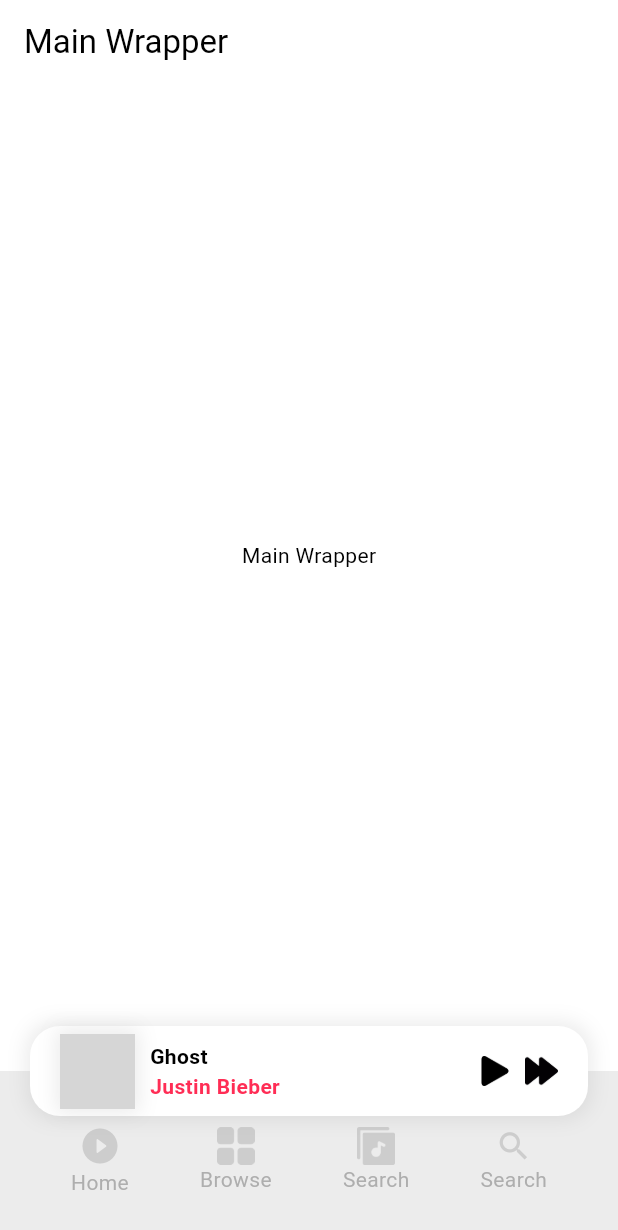
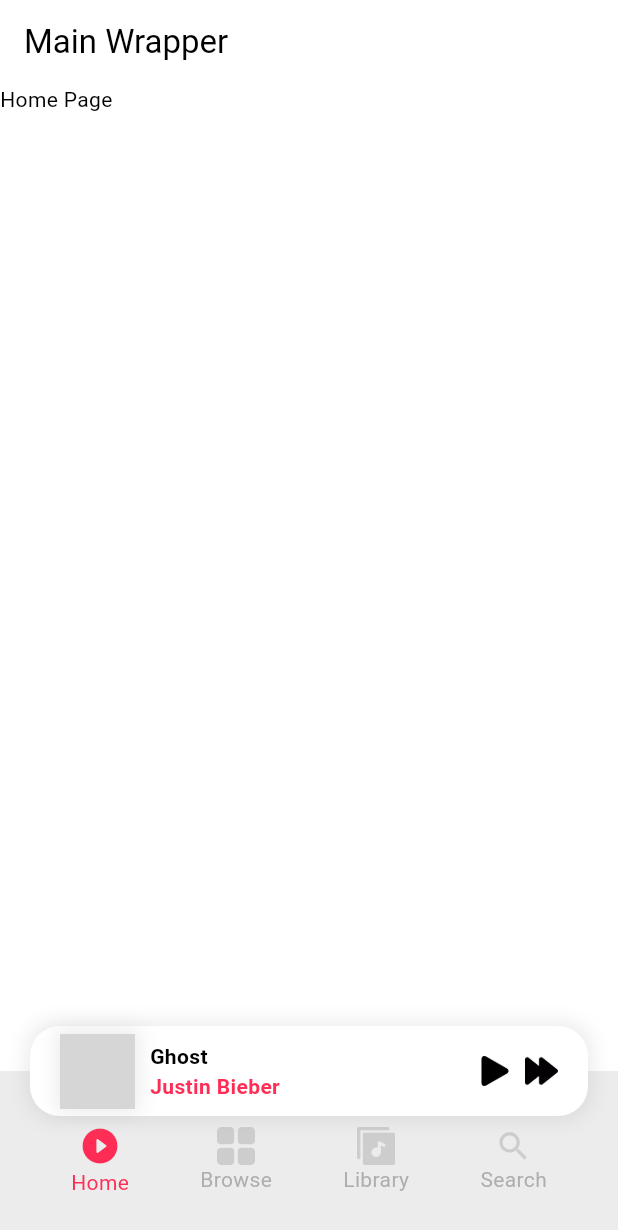
Before and after one commit to KhuongKayyyyy/sound_sphere, a Flutter app: the screen it shows after launch, on a phone screen of 412 x 824 dp. Shown: the top 1230 px of the screen. Run offline on Flutter 3.47's test engine with Material 3 defaults, Android fonts, the phone set to English and light mode, and no system bars; our stand-ins replace go_router; network calls fail; grey boxes are pictures that could not be loaded.

Commit message:
app navigation

```diff
--- /dev/null
+++ b/lib/core/router/app_navigation.dart
@@ -0,0 +1,90 @@
+import 'package:flutter/material.dart';
+import 'package:go_router/go_router.dart';
+import 'package:sound_sphere/core/router/routes.dart';
+import 'package:sound_sphere/presentation/views/browse/browse_page.dart';
+import 'package:sound_sphere/presentation/views/home/home_page.dart';
+import 'package:sound_sphere/presentation/views/library/library_page.dart';
+import 'package:sound_sphere/presentation/views/main_wrapper.dart';
+import 'package:sound_sphere/presentation/views/search/search_page.dart';
+
+class AppNavigation {
+  static final GlobalKey<NavigatorState> _rootNavigatorKey =
+      GlobalKey<NavigatorState>();
+  static final GlobalKey<NavigatorState> _homeNavigatorKey =
+      GlobalKey<NavigatorState>(debugLabel: 'homeNavigator');
+  static final GlobalKey<NavigatorState> _browseNavigatorKey =
+      GlobalKey<NavigatorState>(debugLabel: 'browseNavigator');
+  static final GlobalKey<NavigatorState> _libraryNavigatorKey =
+      GlobalKey<NavigatorState>(debugLabel: 'libraryNavigator');
+  static final GlobalKey<NavigatorState> _searchNavigatorKey =
+      GlobalKey<NavigatorState>(debugLabel: 'searchNavigator');
+
+  static final GoRouter router = GoRouter(
+      initialLocation: Routes.home,
+      routes: [_buildMainShellRoute()],
+      navigatorKey: _rootNavigatorKey);
+
+  static StatefulShellRoute _buildMainShellRoute() {
+    return StatefulShellRoute.indexedStack(
+        builder: (context, state, navigationShell) =>
+            MainWrapper(navigationShell: navigationShell),
+        branches: [
+          _buildHomeBranch(),
+          _buildBrowseBranch(),
+          _buildLibraryBranch(),
+          _buildSearchBranch()
+        ]);
+  }
+
+  static StatefulShellBranch _buildHomeBranch() {
+    return StatefulShellBranch(
+      navigatorKey: _homeNavigatorKey,
+      routes: [
+        GoRoute(
+          path: Routes.home, // Home path
+          name: 'home', // Unique name for home
+          builder: (context, state) => const HomePage(),
+        )
+      ],
+    );
+  }
+
+  static StatefulShellBranch _buildBrowseBranch() {
+    return StatefulShellBranch(
+      navigatorKey: _browseNavigatorKey,
+      routes: [
+        GoRoute(
+          path: Routes.browse, // Browse path
+          name: 'browse', // Unique name for browse
+          builder: (context, state) => const BrowsePage(),
+        )
+      ],
+    );
+  }
+
+  static StatefulShellBranch _buildLibraryBranch() {
+    return StatefulShellBranch(
+      navigatorKey: _libraryNavigatorKey,
+      routes: [
+        GoRoute(
+          path: Routes.library, // Library path
+          name: 'library', // Unique name for library
+          builder: (context, state) => const LibraryPage(),
+        )
+      ],
+    );
+  }
+
+  static StatefulShellBranch _buildSearchBranch() {
+    return StatefulShellBranch(
+      navigatorKey: _searchNavigatorKey,
+      routes: [
+        GoRoute(
+          path: Routes.search, // Search path
+          name: 'search', // Unique name for search
+          builder: (context, state) => const SearchPage(),
+        )
+      ],
+    );
+  }
+}
--- /dev/null
+++ b/lib/core/router/routes.dart
@@ -0,0 +1,6 @@
+class Routes {
+  static const String home = '/home';
+  static const String library = '/library';
+  static const String browse = '/browse';
+  static const String search = '/search';
+}
--- a/lib/main.dart
+++ b/lib/main.dart
@@ -1,4 +1,5 @@
 import 'package:flutter/material.dart';
+import 'package:sound_sphere/core/router/app_navigation.dart';
 import 'package:sound_sphere/core/theme/app_theme.dart';
 import 'package:sound_sphere/presentation/views/main_wrapper.dart';
 
@@ -12,11 +13,12 @@ class MyApp extends StatelessWidget {
   // This widget is the root of your application.
   @override
   Widget build(BuildContext context) {
-    return MaterialApp(
+    return MaterialApp.router(
       debugShowCheckedModeBanner: false,
       title: 'Sound Sphere',
       theme: AppTheme.theme,
-      home: const MainWrapper(),
+      // home: const MainWrapper(),
+      routerConfig: AppNavigation.router,
     );
   }
 }
--- /dev/null
+++ b/lib/presentation/views/browse/browse_page.dart
@@ -0,0 +1,19 @@
+import 'package:flutter/material.dart';
+
+class BrowsePage extends StatefulWidget {
+  const BrowsePage({super.key});
+
+  @override
+  State<BrowsePage> createState() => _BrowsePageState();
+}
+
+class _BrowsePageState extends State<BrowsePage> {
+  @override
+  Widget build(BuildContext context) {
+    return Scaffold(
+      body: Container(
+        child: Text('Browse Page'),
+      ),
+    );
+  }
+}
--- /dev/null
+++ b/lib/presentation/views/home/home_page.dart
@@ -0,0 +1,19 @@
+import 'package:flutter/material.dart';
+
+class HomePage extends StatefulWidget {
+  const HomePage({super.key});
+
+  @override
+  State<HomePage> createState() => _HomePageState();
+}
+
+class _HomePageState extends State<HomePage> {
+  @override
+  Widget build(BuildContext context) {
+    return Scaffold(
+      body: Container(
+        child: Text('Home Page'),
+      ),
+    );
+  }
+}
--- /dev/null
+++ b/lib/presentation/views/library/library_page.dart
@@ -0,0 +1,19 @@
+import 'package:flutter/material.dart';
+
+class LibraryPage extends StatefulWidget {
+  const LibraryPage({super.key});
+
+  @override
+  State<LibraryPage> createState() => _LibraryPageState();
+}
+
+class _LibraryPageState extends State<LibraryPage> {
+  @override
+  Widget build(BuildContext context) {
+    return Scaffold(
+      body: Container(
+        child: Text('Library Page'),
+      ),
+    );
+  }
+}
--- a/lib/presentation/views/main_wrapper.dart
+++ b/lib/presentation/views/main_wrapper.dart
@@ -1,29 +1,40 @@
 import 'dart:ui';
 import 'package:flutter/material.dart';
+import 'package:go_router/go_router.dart';
+import 'package:sound_sphere/core/constant/app_icon.dart';
+import 'package:sound_sphere/core/utils/fake_data.dart';
 import 'package:sound_sphere/core/constant/app_color.dart';
-import 'package:sound_sphere/core/constant/app_icon.dart';
-import 'package:sound_sphere/core/constant/app_image.dart';
-import 'package:sound_sphere/core/utils/fake_data.dart';
 
 class MainWrapper extends StatefulWidget {
-  const MainWrapper({super.key});
+  const MainWrapper({
+    super.key,
+    required this.navigationShell,
+  });
+
+  final StatefulNavigationShell navigationShell;
+
   @override
   State<MainWrapper> createState() => _MainWrapperState();
 }
 
 class _MainWrapperState extends State<MainWrapper> {
-  int _currentIndex = 0;
+  // Navigation logic moved to GoRouter integration
+  void _onTabTapped(int index) {
+    widget.navigationShell.goBranch(index,
+        initialLocation: index == widget.navigationShell.currentIndex);
+  }
 
   @override
   Widget build(BuildContext context) {
+    if (widget.navigationShell == null) {
+      return const Center(child: CircularProgressIndicator());
+    }
     return Scaffold(
-      // backgroundColor: Colors.green[200],
+      extendBody: true,
       appBar: AppBar(
         title: const Text('Main Wrapper'),
       ),
-      body: const Center(
-        child: Text('Main Wrapper'),
-      ),
+      body: widget.navigationShell, // Use the navigation shell
       bottomNavigationBar: SizedBox(
         height: 140,
         child: Stack(
@@ -39,9 +50,10 @@ class _MainWrapperState extends State<MainWrapper> {
                     child: Row(
                       mainAxisAlignment: MainAxisAlignment.spaceEvenly,
                       children: [
+                        // Home Button
                         InkWell(
                           onTap: () {
-                          print("home");
+                            _onTabTapped(0);
                           },
                           child: Column(
                             mainAxisAlignment: MainAxisAlignment.center,
@@ -49,19 +61,26 @@ class _MainWrapperState extends State<MainWrapper> {
                               Icon(
                                 Icons.play_circle_fill_rounded,
                                 size: 28,
-                              color: Colors.grey.withOpacity(0.4),
+                                color: widget.navigationShell.currentIndex == 0
+                                    ? AppColor.primaryColor
+                                    : Colors.grey.withOpacity(0.4),
                               ),
                               Text(
                                 "Home",
                                 style: TextStyle(
-                                  color: Colors.grey.withOpacity(0.8)),
+                                  color:
+                                      widget.navigationShell.currentIndex == 0
+                                          ? AppColor.primaryColor
+                                          : Colors.grey.withOpacity(0.8),
+                                ),
                               ),
                             ],
                           ),
                         ),
+                        // Browse Button
                         InkWell(
                           onTap: () {
-                          print("browse");
+                            _onTabTapped(1);
                           },
                           child: Column(
                             mainAxisAlignment: MainAxisAlignment.center,
@@ -69,44 +88,53 @@ class _MainWrapperState extends State<MainWrapper> {
                               Image.asset(
                                 AppIcon.browse,
                                 height: 25,
-                              color: Colors.grey.withOpacity(0.4),
+                                color: widget.navigationShell.currentIndex == 1
+                                    ? AppColor.primaryColor
+                                    : Colors.grey.withOpacity(0.4),
                               ),
                               Text(
                                 "Browse",
                                 style: TextStyle(
-                                  color: Colors.grey.withOpacity(0.8)),
+                                  color:
+                                      widget.navigationShell.currentIndex == 1
+                                          ? AppColor.primaryColor
+                                          : Colors.grey.withOpacity(0.8),
+                                ),
                               ),
                             ],
                           ),
                         ),
+                        // Library Button
                         InkWell(
                           onTap: () {
-                          print("Library");
+                            _onTabTapped(2);
                           },
                           child: Column(
                             mainAxisAlignment: MainAxisAlignment.center,
                             children: [
-                            // Icon(
-                            //   Icons.search,
-                            //   size: 28,
-                            //   color: Colors.grey.withOpacity(0.4),
-                            // ),
                               Image.asset(
                                 AppIcon.library,
                                 height: 25,
-                              color: Colors.grey.withOpacity(0.4),
+                                color: widget.navigationShell.currentIndex == 2
+                                    ? AppColor.primaryColor
+                                    : Colors.grey.withOpacity(0.4),
                               ),
                               Text(
-                              "Search",
+                                "Library",
                                 style: TextStyle(
-                                  color: Colors.grey.withOpacity(0.8)),
+                                  color:
+                                      widget.navigationShell.currentIndex == 2
+                                          ? AppColor.primaryColor
+                                          : Colors.grey.withOpacity(0.8),
+                                ),
                               ),
                             ],
                           ),
                         ),
+                        // Search Button
                         InkWell(
                           onTap: () {
-                          print("search");
+                            _onTabTapped(3);
                           },
                           child: Column(
                             mainAxisAlignment: MainAxisAlignment.center,
@@ -114,21 +142,27 @@ class _MainWrapperState extends State<MainWrapper> {
                               Icon(
                                 Icons.search,
                                 size: 25,
-                              color: Colors.grey.withOpacity(0.4),
+                                color: widget.navigationShell.currentIndex == 3
+                                    ? AppColor.primaryColor
+                                    : Colors.grey.withOpacity(0.4),
                               ),
                               Text(
                                 "Search",
                                 style: TextStyle(
-                                  color: Colors.grey.withOpacity(0.8)),
+                                  color:
+                                      widget.navigationShell.currentIndex == 3
+                                          ? AppColor.primaryColor
+                                          : Colors.grey.withOpacity(0.8),
+                                ),
                               ),
                             ],
                           ),
                         ),
                       ],
                     ),
+                  )),
             ),
-              ),
-            ),
+            // Mini music player at the top of the bottom navigation bar
             Positioned(
               top: 0,
               right: 0,
@@ -144,22 +178,26 @@ class _MainWrapperState extends State<MainWrapper> {
                       blurRadius: 10,
                       spreadRadius: 3,
                     ),
-                    ]),
+                  ],
+                ),
                 height: 60,
                 margin: const EdgeInsets.symmetric(horizontal: 20),
                 child: Row(
                   crossAxisAlignment: CrossAxisAlignment.center,
                   children: [
+                    // Mini player image
                     Container(
                       height: 50,
                       width: 50,
-                      decoration: BoxDecoration(boxShadow: [
+                      decoration: BoxDecoration(
+                        boxShadow: [
                           BoxShadow(
                             color: Colors.grey.withOpacity(0.2),
                             blurRadius: 10,
                             spreadRadius: 3,
                           ),
-                      ]),
+                        ],
+                      ),
                       child: ClipRRect(
                         borderRadius: BorderRadius.circular(10),
                         child: Image.network(
@@ -170,6 +208,7 @@ class _MainWrapperState extends State<MainWrapper> {
                       ),
                     ),
                     const SizedBox(width: 10),
+                    // Mini player text
                     Column(
                       crossAxisAlignment: CrossAxisAlignment.start,
                       mainAxisAlignment: MainAxisAlignment.center,
@@ -181,10 +220,12 @@ class _MainWrapperState extends State<MainWrapper> {
                         Text(FakeData.songs.first.artistName,
                             style: TextStyle(
                               color: AppColor.primaryColor,
-                                fontWeight: FontWeight.bold)),
+                              fontWeight: FontWeight.bold,
+                            )),
                       ],
                     ),
                     const Spacer(),
+                    // Mini player buttons
                     InkWell(
                       child: Image.asset(
                         AppIcon.play,
--- /dev/null
+++ b/lib/presentation/views/search/search_page.dart
@@ -0,0 +1,19 @@
+import 'package:flutter/material.dart';
+
+class SearchPage extends StatefulWidget {
+  const SearchPage({super.key});
+
+  @override
+  State<SearchPage> createState() => _SearchPageState();
+}
+
+class _SearchPageState extends State<SearchPage> {
+  @override
+  Widget build(BuildContext context) {
+    return Scaffold(
+      body: Container(
+        child: Text('Search Page'),
+      ),
+    );
+  }
+}
--- a/pubspec.yaml
+++ b/pubspec.yaml
@@ -36,6 +36,12 @@ dependencies:
   # Use with the CupertinoIcons class for iOS style icons.
   cupertino_icons: ^1.0.8
   flashy_tab_bar2: ^0.0.10
+  flutter_bloc:
+  bloc:
+  http:
+  go_router: ^10.1.2
+  smooth_page_indicator: ^1.2.0+3
+
 
 dev_dependencies:
   flutter_test:
```
Also changed, not shown: pubspec.lock. Lines whose indentation alone changed are shown as unchanged.
